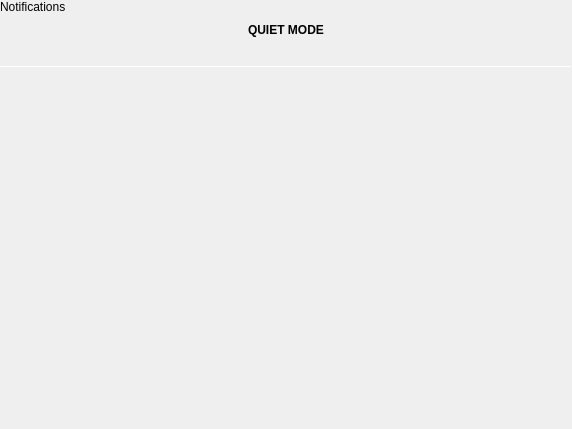
Qt form plugins/NotificationsPlugin/statuscenter/notificationsstatuscenterpane.ui (Markynose/thedesk) before a commit.
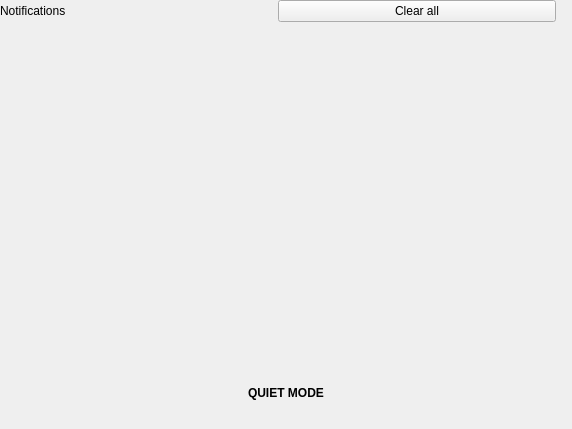
The same form after that commit. The open tabs and pages were chosen to show the change. Custom widgets are drawn as their Qt base class.

Commit message: Notifications: pebbles, every app a shape that pops in, unfurls into a card and folds into a rail with countdown rings, a critical one turning until answered and morphing into a check, the list as decks that deal out from their shape, a job as a wavy ring round it, clear all and quiet modes as a connected button group

The edit to the form file:
```diff
--- a/plugins/NotificationsPlugin/statuscenter/notificationsstatuscenterpane.ui
+++ b/plugins/NotificationsPlugin/statuscenter/notificationsstatuscenterpane.ui
@@ -30,57 +30,28 @@
     <number>0</number>
    </property>
    <item>
-    <widget class="tTitleLabel" name="titleLabel">
-     <property name="text">
-      <string>Notifications</string>
+    <layout class="QHBoxLayout" name="titleLayout">
+     <property name="spacing">
+      <number>0</number>
      </property>
-    </widget>
-   </item>
-   <item alignment="Qt::AlignHCenter">
-    <widget class="QWidget" name="quietModeWidget" native="true">
-     <layout class="QVBoxLayout" name="verticalLayout_6">
-      <item>
-       <widget class="QLabel" name="label_3">
-        <property name="font">
-         <font>
-          <weight>75</weight>
-          <bold>true</bold>
-         </font>
-        </property>
-        <property name="text">
-         <string>QUIET MODE</string>
-        </property>
-       </widget>
-      </item>
-      <item>
-       <layout class="QHBoxLayout" name="horizontalLayout">
-        <property name="spacing">
-         <number>0</number>
-        </property>
-        <item>
-         <layout class="QHBoxLayout" name="quietModesLayout">
-          <property name="spacing">
-           <number>0</number>
-          </property>
-         </layout>
-        </item>
-        <item>
-         <spacer name="horizontalSpacer">
-          <property name="orientation">
-           <enum>Qt::Horizontal</enum>
-          </property>
-          <property name="sizeHint" stdset="0">
-           <size>
-            <width>40</width>
-            <height>20</height>
-           </size>
-          </property>
-         </spacer>
-        </item>
-       </layout>
-      </item>
-     </layout>
-    </widget>
+     <property name="rightMargin">
+      <number>16</number>
+     </property>
+     <item>
+      <widget class="tTitleLabel" name="titleLabel">
+       <property name="text">
+        <string>Notifications</string>
+       </property>
+      </widget>
+     </item>
+     <item>
+      <widget class="QPushButton" name="clearAllButton">
+       <property name="text">
+        <string>Clear all</string>
+       </property>
+      </widget>
+     </item>
+    </layout>
    </item>
    <item>
     <widget class="tStackedWidget" name="stackedWidget">
@@ -205,19 +176,6 @@
            <property name="bottomMargin">
             <number>0</number>
            </property>
-           <item>
-            <widget class="Line" name="line">
-             <property name="maximumSize">
-              <size>
-               <width>16777215</width>
-               <height>1</height>
-              </size>
-             </property>
-             <property name="orientation">
-              <enum>Qt::Horizontal</enum>
-             </property>
-            </widget>
-           </item>
            <item alignment="Qt::AlignHCenter">
             <widget class="QWidget" name="notificationsWidget" native="true">
              <layout class="QVBoxLayout" name="verticalLayout_4">
@@ -239,7 +197,7 @@
               <item>
                <layout class="QVBoxLayout" name="notificationsLayout">
                 <property name="spacing">
-                 <number>6</number>
+                 <number>16</number>
                 </property>
                </layout>
               </item>
@@ -267,6 +225,52 @@
      </widget>
     </widget>
    </item>
+   <item alignment="Qt::AlignHCenter">
+    <widget class="QWidget" name="quietModeWidget" native="true">
+     <layout class="QVBoxLayout" name="verticalLayout_6">
+      <item>
+       <widget class="QLabel" name="label_3">
+        <property name="font">
+         <font>
+          <weight>75</weight>
+          <bold>true</bold>
+         </font>
+        </property>
+        <property name="text">
+         <string>QUIET MODE</string>
+        </property>
+       </widget>
+      </item>
+      <item>
+       <layout class="QHBoxLayout" name="horizontalLayout">
+        <property name="spacing">
+         <number>0</number>
+        </property>
+        <item>
+         <layout class="QHBoxLayout" name="quietModesLayout">
+          <property name="spacing">
+           <number>0</number>
+          </property>
+         </layout>
+        </item>
+        <item>
+         <spacer name="horizontalSpacer">
+          <property name="orientation">
+           <enum>Qt::Horizontal</enum>
+          </property>
+          <property name="sizeHint" stdset="0">
+           <size>
+            <width>40</width>
+            <height>20</height>
+           </size>
+          </property>
+         </spacer>
+        </item>
+       </layout>
+      </item>
+     </layout>
+    </widget>
+   </item>
   </layout>
  </widget>
  <customwidgets>
```
The commit also changes 17 other files.
